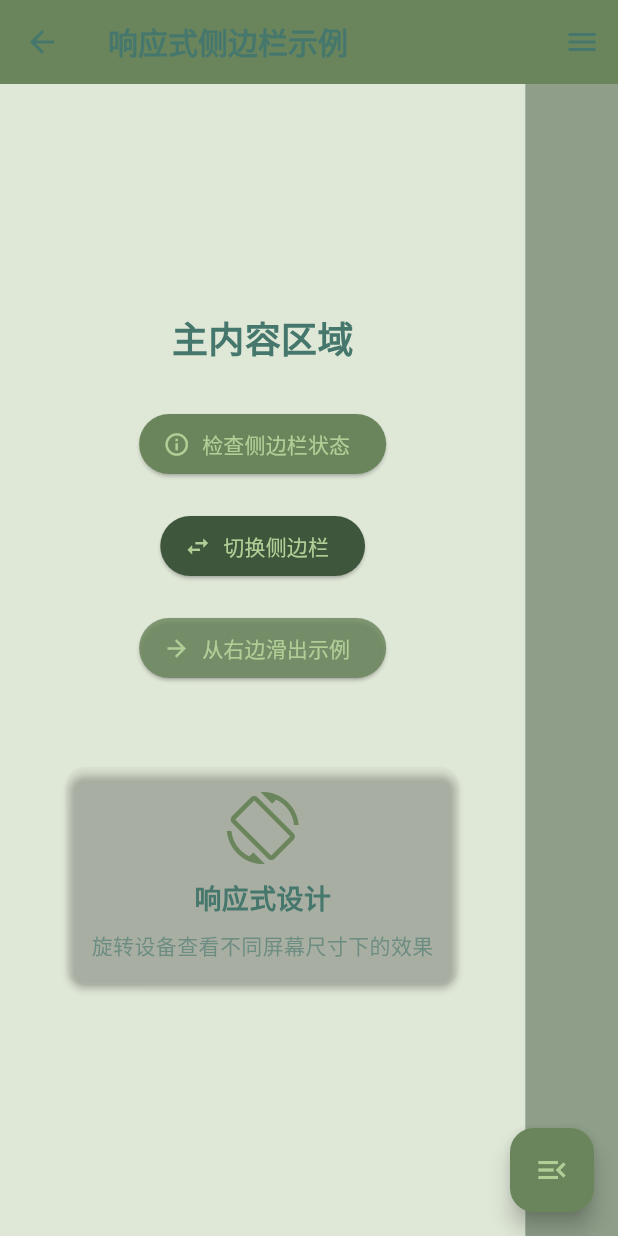
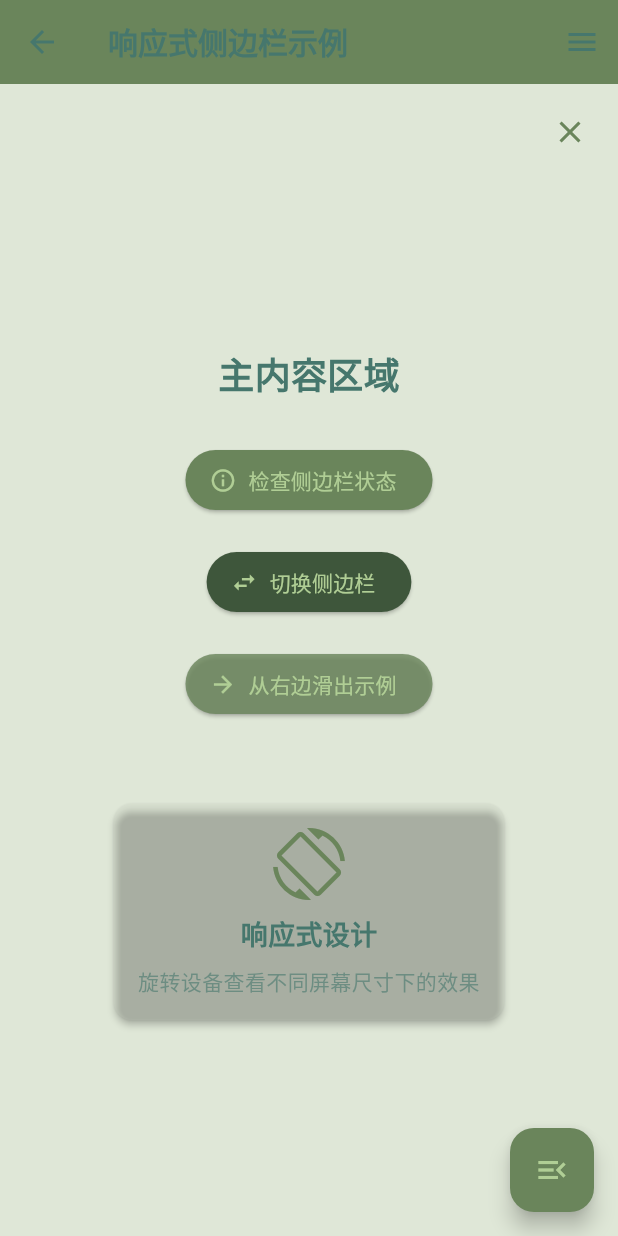
Before and after one commit to hsefz-ChenJunJie/rongchangbei, a Flutter app: the ResponsiveSidebarExample screen opened directly, after a tap on "切换侧边栏", on a phone screen of 412 x 824 dp. Run offline on Flutter 3.47's test engine with Material 3 defaults, Android fonts, the phone set to English and light mode, and no system bars; our stand-ins replace audioplayers, dio, flutter_tts, permission_handler, shared_preferences, speech_to_text; missing offline and left inert: record, vad; accounts and stored records are empty.

Commit message:
Annother fix on responsive_sidebar

```diff
--- a/frontend_flutter/ai_sound_agent/lib/widgets/shared/responsive_sidebar.dart
+++ b/frontend_flutter/ai_sound_agent/lib/widgets/shared/responsive_sidebar.dart
@@ -25,7 +25,6 @@ class ResponsiveSidebar extends StatefulWidget {
 class ResponsiveSidebarState extends State<ResponsiveSidebar>
     with SingleTickerProviderStateMixin {
   late AnimationController _animationController;
-  late Animation<double> _slideAnimation;
   bool _isOpen = false;
 
   @override
@@ -35,24 +34,9 @@ class ResponsiveSidebarState extends State<ResponsiveSidebar>
       vsync: this,
       duration: widget.animationDuration,
     );
-
-    // 根据方向设置动画起始值
-    // 从左边滑出：-1.0 到 0.0
-    // 从右边滑出：1.0 到 0.0
-    _slideAnimation = Tween<double>(
-      begin: widget.isLeft ? -1.0 : 1.0,
-      end: 0.0,
-    ).animate(CurvedAnimation(
-      parent: _animationController,
-      curve: Curves.easeInOut,
-    ));
   }
 
-  @override
-  void dispose() {
-    _animationController.dispose();
-    super.dispose();
-  }
+
 
   /// 判断是否开启
   bool isOpen() => _isOpen;
@@ -96,107 +80,90 @@ class ResponsiveSidebarState extends State<ResponsiveSidebar>
     final themeManager = ThemeManager();
     final screenWidth = MediaQuery.of(context).size.width;
     final screenHeight = MediaQuery.of(context).size.height;
-    final isPortrait = screenWidth < screenHeight;
+    final isMobile = screenWidth < screenHeight; // 瘦长型为手机
 
-    // 平板模式下侧边栏宽度
-    final tabletSidebarWidth = screenWidth * 0.5;
+    if (!isMobile) {
+      // 平板模式：侧边栏占据1/2，主内容压缩到另一半
+      return Row(
+        children: [
+          // 主内容区域
+          Expanded(
+            flex: 1,
+            child: Container(
+              margin: EdgeInsets.only(
+                left: _isOpen ? (widget.isLeft ? screenWidth * 0.5 : 0) : 0,
+                right: _isOpen ? (!widget.isLeft ? screenWidth * 0.5 : 0) : 0,
+              ),
+              child: widget.child ?? Container(),
+            ),
+          ),
 
-    return LayoutBuilder(
-      builder: (context, constraints) {
-        // 根据设备类型决定布局方式
-        if (isPortrait) {
-          // 手机模式：使用覆盖式侧边栏
-          return _buildMobileLayout(themeManager);
+          // 侧边栏 - 占据左边1/2
+          if (_isOpen)
+            SizedBox(
+              width: screenWidth * 0.5,
+              child: _buildSidebarContent(false),
+            ),
+        ],
+      );
     } else {
-          // 平板模式：使用并排式布局
-          return _buildTabletLayout(themeManager, tabletSidebarWidth);
-        }
-      },
-    );
-  }
-
-  Widget _buildMobileLayout(ThemeManager themeManager) {
-    final screenWidth = MediaQuery.of(context).size.width;
-    final maxSidebarWidth = screenWidth * 0.85; // 限制最大宽度为屏幕的85%
-
+      // 手机模式：侧边栏占满屏幕（原有逻辑）
       return Stack(
         children: [
-        // 主要内容区域
-        if (widget.child != null) widget.child!,
+          // 主内容区域
+          widget.child ?? Container(),
 
-        // 遮罩层和侧边栏
+          // 侧边栏和遮罩层
           if (_isOpen) ...[
             // 遮罩层
               GestureDetector(
                 onTap: close,
-            child: FadeTransition(
-              opacity: _animationController,
                 child: Container(
-                color: widget.barrierColor ?? themeManager.darkerColor.withOpacity(0.5),
-              ),
+                  color: (widget.barrierColor ?? themeManager.darkerColor).withValues(alpha: 0.5),
                 ),
               ),
 
-          // 侧边栏内容 - 限制最大宽度
-          Positioned.fill(
-            child: Align(
-              alignment: widget.isLeft ? Alignment.centerLeft : Alignment.centerRight,
-              child: ConstrainedBox(
-                constraints: BoxConstraints(
-                  maxWidth: maxSidebarWidth,
-                  minWidth: 0,
-                ),
+            // 侧边栏内容 - 手机模式直接显示，不需要复杂动画
+            Positioned(
+              left: 0,
+              right: 0,
+              top: 0,
+              bottom: 0,
               child: _buildSidebarContent(true),
-              ),
-            ),
             ),
           ],
         ],
       );
     }
+  }
 
-  Widget _buildTabletLayout(ThemeManager themeManager, double sidebarWidth) {
-    return Row(
-      children: [
-        // 主内容区域
-        Expanded(
-          child: AnimatedContainer(
-            duration: widget.animationDuration,
-            curve: Curves.easeInOut,
-            margin: EdgeInsets.only(
-              left: widget.isLeft && _isOpen ? sidebarWidth : 0,
-              right: !widget.isLeft && _isOpen ? sidebarWidth : 0,
-            ),
-            child: widget.child,
-          ),
-        ),
 
-        // 侧边栏区域
-        if (_isOpen) ...[
-          // 侧边栏容器 - 限制最大宽度避免溢出
-          ConstrainedBox(
-            constraints: BoxConstraints(
-              maxWidth: sidebarWidth,
-              minWidth: 0,
-            ),
-            child: AnimatedContainer(
-              duration: widget.animationDuration,
-              curve: Curves.easeInOut,
-              width: _isOpen ? sidebarWidth : 0,
-              child: _buildSidebarContent(false),
-            ),
-          ),
-        ],
-      ],
-    );
-  }
 
   Widget _buildSidebarContent(bool isMobile) {
     final themeManager = ThemeManager();
 
-    return Container(
+    return Material(
+      elevation: isMobile ? 16 : 8,
       color: widget.backgroundColor ?? themeManager.lighterColor,
-      child: widget.child ?? Center(
+      child: Stack(
+        children: [
+          // 侧边栏内容区域
+          Positioned.fill(
+            child: Padding(
+              padding: const EdgeInsets.only(top: 48.0), // 为关闭按钮留出空间
+              child: widget.child != null
+                  ? (widget.child is Container || widget.child is SizedBox)
+                      ? Center(
+                          child: Text(
+                            '侧边栏内容',
+                            style: TextStyle(
+                              color: themeManager.darkTextColor,
+                              fontSize: 16,
+                            ),
+                          ),
+                        )
+                      : widget.child!
+                  : Center(
                       child: Text(
                         '侧边栏内容',
                         style: TextStyle(
@@ -205,6 +172,26 @@ class ResponsiveSidebarState extends State<ResponsiveSidebar>
                         ),
                       ),
                     ),
+            ),
+          ),
+
+          // 关闭按钮 - 根据滑出方向调整位置
+          Positioned(
+            top: 8,
+            right: widget.isLeft ? 8 : null,
+            left: widget.isLeft ? null : 8,
+            child: IconButton(
+              icon: Icon(
+                Icons.close,
+                size: 24,
+                color: themeManager.baseColor,
+              ),
+              onPressed: close,
+              tooltip: '关闭',
+            ),
+          ),
+        ],
+      ),
     );
   }
 }
```
Lines whose indentation alone changed are shown as unchanged.
